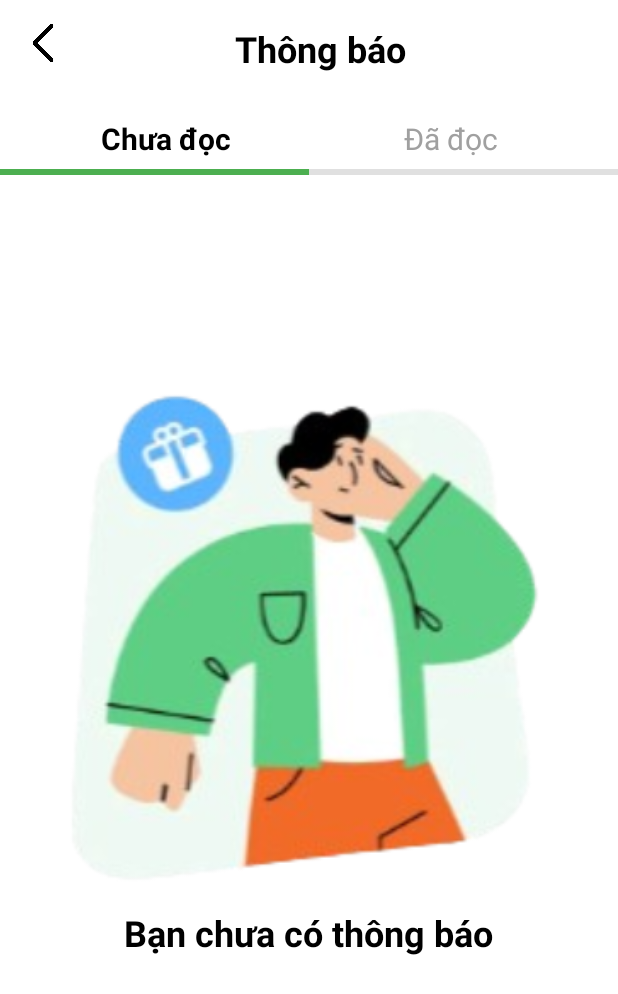
After one commit to hmman444/ThueXeOto, an Android app: the NotifyActivity screen opened directly, with no data from a screen before it, on a phone screen of 412 x 824 dp. The commit adds this screen. Shown: the top 994 px of the screen. Run offline under Robolectric (Android 15) with nearby library versions, the phone set to English and light mode, and no system bars.

Commit message:
Update UI Rewards to Notify

```diff
--- a/LTDD/app/src/main/AndroidManifest.xml
+++ b/LTDD/app/src/main/AndroidManifest.xml
@@ -16,6 +16,9 @@
         android:supportsRtl="true"
         android:theme="@style/Theme.LTDD"
         tools:targetApi="31">
+        <activity
+            android:name=".ui.NotifyActivity"
+            android:exported="false" />
         <activity
             android:name=".ui.RewardsActivity"
             android:exported="false" />
--- /dev/null
+++ b/LTDD/app/src/main/java/com/hcmute/ltdd/ui/NotifyActivity.java
@@ -0,0 +1,53 @@
+package com.hcmute.ltdd.ui;
+
+import android.os.Bundle;
+import android.widget.ImageButton;
+import android.widget.TextView;
+import android.view.View;
+
+import androidx.appcompat.app.AppCompatActivity;
+
+import com.hcmute.ltdd.R;
+
+public class NotifyActivity extends AppCompatActivity {
+
+    private ImageButton btnBack;
+    private TextView tabUnread, tabRead;
+    private View underlineUnread, underlineRead;
+
+    @Override
+    protected void onCreate(Bundle savedInstanceState) {
+        super.onCreate(savedInstanceState);
+        setContentView(R.layout.activity_notify);
+
+        // Ánh xạ
+        btnBack = findViewById(R.id.btnBack);
+        tabUnread = findViewById(R.id.tabUnread);
+        tabRead = findViewById(R.id.tabRead);
+        underlineUnread = findViewById(R.id.underlineUnread);
+        underlineRead = findViewById(R.id.underlineRead);
+
+        // Quay lại
+        btnBack.setOnClickListener(v -> finish());
+
+        // Tab 1: Chưa đọc
+        tabUnread.setOnClickListener(v -> setTabSelected(true));
+
+        // Tab 2: Đã đọc
+        tabRead.setOnClickListener(v -> setTabSelected(false));
+    }
+
+    private void setTabSelected(boolean isUnreadSelected) {
+        if (isUnreadSelected) {
+            tabUnread.setTextColor(getResources().getColor(android.R.color.black));
+            tabRead.setTextColor(getResources().getColor(android.R.color.darker_gray));
+            underlineUnread.setBackgroundColor(getResources().getColor(R.color.green_active));
+            underlineRead.setBackgroundColor(getResources().getColor(android.R.color.darker_gray));
+        } else {
+            tabUnread.setTextColor(getResources().getColor(android.R.color.darker_gray));
+            tabRead.setTextColor(getResources().getColor(android.R.color.black));
+            underlineUnread.setBackgroundColor(getResources().getColor(android.R.color.darker_gray));
+            underlineRead.setBackgroundColor(getResources().getColor(R.color.green_active));
+        }
+    }
+}
--- a/LTDD/app/src/main/java/com/hcmute/ltdd/ui/fragments/HomeFragment.java
+++ b/LTDD/app/src/main/java/com/hcmute/ltdd/ui/fragments/HomeFragment.java
@@ -35,7 +35,7 @@ public class HomeFragment extends Fragment {
 
     private Button btnSelfDrive, btnWithDriver;
     private ViewFlipper viewFlipper;
-    private ImageView iconHeart, iconGift;
+    private ImageView iconHeart, iconNotify;
     private TextView tvUsername, tvEmail;
     private ApiService apiService;
 
@@ -56,7 +56,7 @@ public class HomeFragment extends Fragment {
         btnWithDriver = view.findViewById(R.id.btnWithDriver);
         viewFlipper = view.findViewById(R.id.viewFlipper);
         iconHeart = view.findViewById(R.id.iconHeart);
-        iconGift = view.findViewById(R.id.iconGift);
+        iconNotify = view.findViewById(R.id.iconNotify);
         tvUsername = view.findViewById(R.id.tvUsername);
         tvEmail = view.findViewById(R.id.tvEmail);
 
@@ -79,7 +79,7 @@ public class HomeFragment extends Fragment {
             startActivity(intent);
         });
 
-        iconGift.setOnClickListener(v -> {
+        iconNotify.setOnClickListener(v -> {
             Intent intent = new Intent(getActivity(), RewardsActivity.class);
             startActivity(intent);
         });
--- /dev/null
+++ b/LTDD/app/src/main/res/layout/activity_notify.xml
@@ -0,0 +1,121 @@
+<?xml version="1.0" encoding="utf-8"?>
+<LinearLayout xmlns:android="http://schemas.android.com/apk/res/android"
+    xmlns:app="http://schemas.android.com/apk/res-auto"
+    android:orientation="vertical"
+    android:layout_width="match_parent"
+    android:layout_height="match_parent"
+    android:background="@android:color/white">
+
+    <!-- Toolbar -->
+    <androidx.appcompat.widget.Toolbar
+        android:layout_width="match_parent"
+        android:layout_height="wrap_content"
+        android:padding="16dp"
+        android:background="@android:color/white"
+        android:elevation="4dp">
+
+        <RelativeLayout
+            android:layout_width="match_parent"
+            android:layout_height="wrap_content">
+
+            <!-- Nút quay lại -->
+            <ImageButton
+                android:id="@+id/btnBack"
+                android:layout_width="25dp"
+                android:layout_height="25dp"
+                android:layout_alignParentStart="true"
+                android:background="?attr/selectableItemBackgroundBorderless"
+                android:src="@drawable/ic_back"
+                android:scaleType="centerInside"
+                android:contentDescription="Quay lại" />
+
+            <!-- Tiêu đề -->
+            <TextView
+                android:layout_width="wrap_content"
+                android:layout_height="wrap_content"
+                android:layout_centerInParent="true"
+                android:text="Thông báo"
+                android:textSize="24sp"
+                android:textStyle="bold"
+                android:textColor="@android:color/black"/>
+        </RelativeLayout>
+    </androidx.appcompat.widget.Toolbar>
+
+    <!-- Tabs -->
+    <LinearLayout
+        android:layout_width="match_parent"
+        android:layout_height="wrap_content"
+        android:orientation="horizontal"
+        android:paddingHorizontal="16dp"
+        android:paddingTop="8dp"
+        android:gravity="center_vertical">
+
+        <TextView
+            android:id="@+id/tabUnread"
+            android:layout_width="0dp"
+            android:layout_height="40dp"
+            android:layout_weight="1"
+            android:gravity="center"
+            android:text="Chưa đọc"
+            android:textColor="@android:color/black"
+            android:textSize="20sp"
+            android:textStyle="bold"/>
+
+        <TextView
+            android:id="@+id/tabRead"
+            android:layout_width="0dp"
+            android:layout_height="40dp"
+            android:layout_weight="1"
+            android:gravity="center"
+            android:text="Đã đọc"
+            android:textColor="#A0A0A0"
+            android:textSize="20sp"/>
+    </LinearLayout>
+
+    <!-- Tab underline -->
+    <LinearLayout
+        android:layout_width="match_parent"
+        android:layout_height="4dp"
+        android:orientation="horizontal">
+
+        <View
+            android:id="@+id/underlineUnread"
+            android:layout_width="0dp"
+            android:layout_weight="1"
+            android:layout_height="match_parent"
+            android:background="@color/green_active"/>
+
+        <View
+            android:id="@+id/underlineRead"
+            android:layout_width="0dp"
+            android:layout_weight="1"
+            android:layout_height="match_parent"
+            android:background="#E0E0E0"/>
+    </LinearLayout>
+
+    <!-- Nội dung -->
+    <LinearLayout
+        android:layout_width="match_parent"
+        android:layout_height="0dp"
+        android:layout_weight="1"
+        android:orientation="vertical"
+        android:gravity="center"
+        android:padding="32dp">
+
+        <ImageView
+            android:layout_width="322dp"
+            android:layout_height="370dp"
+            android:src="@drawable/nogift"
+            android:contentDescription="Không có thông báo"
+            android:layout_marginBottom="100dp"/>
+
+        <TextView
+            android:layout_width="wrap_content"
+            android:layout_height="wrap_content"
+            android:text="Bạn chưa có thông báo"
+            android:textSize="24sp"
+            android:textStyle="bold"
+            android:textColor="@android:color/black"
+            android:layout_marginTop="-100dp"/>
+    </LinearLayout>
+</LinearLayout>
--- a/LTDD/app/src/main/res/layout/fragment_home.xml
+++ b/LTDD/app/src/main/res/layout/fragment_home.xml
@@ -99,10 +99,10 @@
                     android:background="#BDBDBD" />
 
                 <ImageView
-                    android:id="@+id/iconGift"
+                    android:id="@+id/iconNotify"
                     android:layout_width="30dp"
                     android:layout_height="30dp"
-                    android:src="@drawable/ic_gift" />
+                    android:src="@drawable/ic_notify" />
             </LinearLayout>
         </androidx.constraintlayout.widget.ConstraintLayout>
     </com.google.android.material.card.MaterialCardView>
```
Also changed, not shown: LTDD/app/src/main/res/drawable/ic_heart.png, LTDD/app/src/main/res/drawable/ic_notify.png (added).
